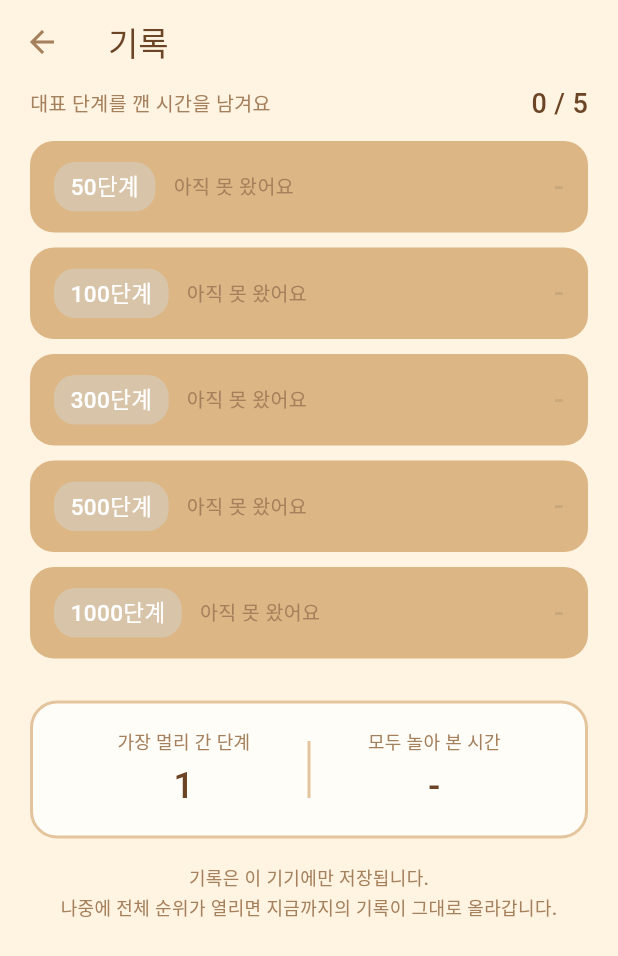
After one commit to respop-collab/gamja_blocks, a Flutter app: the screen it shows after launch, after a tap on "기록", on a phone screen of 412 x 824 dp. The commit adds this screen. Shown: the top 956 px of the screen. Run offline on Flutter 3.47's test engine with Material 3 defaults, Android fonts, the phone set to English and light mode, and no system bars; our stand-ins replace google_mobile_ads, in_app_purchase, shared_preferences; network calls fail; Roboto replaces fonts that are missing (GothicA1, Jua).

Commit message:
기록 측정과 기록 화면 추가

```diff
--- /dev/null
+++ b/lib/game/records.dart
@@ -0,0 +1,34 @@
+/// 기록 체계.
+///
+/// 지금은 기기 안에만 남기고 개인 최고 기록을 보여 준다.
+/// 나중에 Play Games 리더보드를 켜면 여기 쌓인 기록을 그대로 올릴 수 있도록,
+/// 리더보드가 요구하는 형식(밀리초 정수, 작은 값이 상위)에 맞춰 둔다.
+///
+/// 왜 전 단계가 아니라 마일스톤만 재는가:
+/// Play Games 는 게임 하나에 리더보드를 70개까지만 허용한다.
+/// 단계가 무한이므로 전 단계 순위는 애초에 불가능하다.
+/// 그래서 처음부터 대표 단계만 기록해 저장 용량과 순위 설계를 함께 맞춘다.
+library;
+
+/// 순위 대상 단계. 각 구간의 마지막 단계를 대표로 삼는다.
+/// 1~10단계(초등)는 실패가 없는 구간이라 시간 경쟁을 붙이지 않는다.
+const List<int> kMilestoneStages = [50, 100, 300, 500, 1000];
+
+bool isMilestone(int stage) => kMilestoneStages.contains(stage);
+
+/// 밀리초를 1:06.03 꼴로 바꾼다. 리더보드 표기와 같은 형식이다.
+String formatMs(int ms) {
+  if (ms <= 0) return '-';
+  final totalSec = ms ~/ 1000;
+  final h = totalSec ~/ 3600;
+  final m = (totalSec % 3600) ~/ 60;
+  final s = totalSec % 60;
+  final cs = (ms % 1000) ~/ 10;
+  final two = (int v) => v.toString().padLeft(2, '0');
+  if (h > 0) return '$h:${two(m)}:${two(s)}';
+  return '$m:${two(s)}.${two(cs)}';
+}
+
+/// 시간을 보여 줄 구간인지. 초등 구간에는 시계를 띄우지 않는다.
+/// 아이가 하는 구간에 시간 압박을 붙이면 설계 의도가 깨진다.
+bool showTimerForStage(int stage) => stage > 10;
--- a/lib/storage/prefs.dart
+++ b/lib/storage/prefs.dart
@@ -5,6 +5,7 @@ library;
 import 'package:shared_preferences/shared_preferences.dart';
 
 import '../game/cards.dart';
+import '../game/records.dart';
 
 class Prefs {
   static late SharedPreferences _p;
@@ -54,6 +55,27 @@ class Prefs {
   static int get stagesCleared => _p.getInt('stages_cleared') ?? 0;
   static Future<void> incStagesCleared() => _p.setInt('stages_cleared', stagesCleared + 1);
 
+  // 기록 — 마일스톤 단계의 개인 최고 클리어 시간(밀리초)
+  //
+  // 나중에 Play Games 리더보드를 켤 때 이 값을 그대로 올린다.
+  // 그때 가서 기록을 처음부터 모으면 먼저 시작한 이용자가 불리해지므로
+  // 순위표가 없는 지금부터 쌓아 둔다.
+  static int bestTimeMs(int stage) => _p.getInt('best_ms_$stage') ?? 0;
+
+  /// 더 빠른 기록일 때만 갱신한다. 갱신했으면 true.
+  static Future<bool> recordTime(int stage, int ms) async {
+    if (!isMilestone(stage) || ms <= 0) return false;
+    final prev = bestTimeMs(stage);
+    if (prev != 0 && prev <= ms) return false;
+    await _p.setInt('best_ms_$stage', ms);
+    return true;
+  }
+
+  /// 모든 판에 들인 시간의 합. 나중에 누적 시간 순위에 쓴다.
+  static int get totalPlayMs => _p.getInt('total_play_ms') ?? 0;
+  static Future<void> addPlayMs(int ms) =>
+      _p.setInt('total_play_ms', totalPlayMs + (ms > 0 ? ms : 0));
+
   // 전면광고 빈도 제어
   static int get failCount => _p.getInt('fail_count') ?? 0;
   static Future<void> setFailCount(int v) => _p.setInt('fail_count', v);
--- a/lib/ui/home_screen.dart
+++ b/lib/ui/home_screen.dart
@@ -2,8 +2,10 @@ import 'package:flutter/material.dart';
 
 import '../game/cards.dart';
 import '../game/curve.dart';
+import '../game/records.dart';
 import '../storage/prefs.dart';
 import 'album_screen.dart';
+import 'records_screen.dart';
 import 'game_screen.dart';
 import 'parent_gate.dart';
 import 'theme.dart';
@@ -17,6 +19,13 @@ class HomeScreen extends StatefulWidget {
 }
 
 class _HomeScreenState extends State<HomeScreen> {
+  String _recordSubtitle() {
+    final done = kMilestoneStages.where((x) => Prefs.bestTimeMs(x) > 0).toList();
+    if (done.isEmpty) return '50단계부터 기록이 남아요';
+    final last = done.last;
+    return '$last단계 ${formatMs(Prefs.bestTimeMs(last))} · ${done.length}개 기록';
+  }
+
   Future<void> _open(int stage) async {
     await Navigator.of(context).push(
       MaterialPageRoute(builder: (_) => GameScreen(stage: stage)),
@@ -72,10 +81,26 @@ class _HomeScreenState extends State<HomeScreen> {
                   if (mounted) setState(() {});
                 },
               ),
+              const SizedBox(height: 12),
+              _BigCard(
+                title: '기록',
+                subtitle: _recordSubtitle(),
+                icon: Icons.timer_outlined,
+                onTap: () async {
+                  await Navigator.of(context).push(
+                    MaterialPageRoute(builder: (_) => const RecordsScreen()),
+                  );
+                  if (mounted) setState(() {});
+                },
+              ),
 
               const Spacer(flex: 2),
               Text('통과한 단계 ${Prefs.stagesCleared}개',
                   style: const TextStyle(fontSize: 13, color: kInkSoft)),
+              const SizedBox(height: 4),
+              // 어떤 판이 설치돼 있는지 눈으로 확인하기 위한 표시.
+              const Text(kVersionLabel,
+                  style: TextStyle(fontSize: 11, color: Color(0xFFBFA98F))),
               const SizedBox(height: 12),
               const BannerSlot(),
             ],
--- /dev/null
+++ b/lib/ui/records_screen.dart
@@ -0,0 +1,174 @@
+/// 기록 화면. 마일스톤 단계의 개인 최고 클리어 시간을 보여 준다.
+///
+/// 지금은 이 기기의 기록만 나온다. 나중에 Play Games 리더보드를 켜면
+/// 같은 값이 전체 순위로 올라가고, 이 화면에 등수 칸이 하나 더 붙는다.
+library;
+
+import 'package:flutter/material.dart';
+
+import '../game/records.dart';
+import '../storage/prefs.dart';
+import 'theme.dart';
+import 'widgets.dart';
+
+class RecordsScreen extends StatelessWidget {
+  const RecordsScreen({super.key});
+
+  @override
+  Widget build(BuildContext context) {
+    final best = Prefs.bestStage;
+    final done = kMilestoneStages.where((s) => Prefs.bestTimeMs(s) > 0).length;
+
+    return Scaffold(
+      appBar: AppBar(
+        backgroundColor: kCream,
+        surfaceTintColor: Colors.transparent,
+        title: const Text('기록',
+            style: TextStyle(fontFamily: 'Jua', fontSize: 22, color: kInk)),
+        iconTheme: const IconThemeData(color: kInkSoft),
+      ),
+      body: SafeArea(
+        child: Column(
+          children: [
+            Padding(
+              padding: const EdgeInsets.fromLTRB(20, 0, 20, 12),
+              child: Row(
+                children: [
+                  const Expanded(
+                    child: Text('대표 단계를 깬 시간을 남겨요',
+                        style: TextStyle(fontSize: 13, color: kInkSoft)),
+                  ),
+                  Text('$done / ${kMilestoneStages.length}',
+                      style: const TextStyle(
+                          fontFamily: 'Jua', fontSize: 18, color: kInk)),
+                ],
+              ),
+            ),
+            Expanded(
+              child: ListView(
+                padding: const EdgeInsets.fromLTRB(20, 0, 20, 20),
+                children: [
+                  for (final stage in kMilestoneStages)
+                    _RecordTile(
+                      stage: stage,
+                      ms: Prefs.bestTimeMs(stage),
+                      reached: best > stage,
+                    ),
+                  const SizedBox(height: 18),
+                  _SummaryCard(
+                    bestStage: best,
+                    totalMs: Prefs.totalPlayMs,
+                  ),
+                  const SizedBox(height: 16),
+                  const Text(
+                    '기록은 이 기기에만 저장됩니다.\n'
+                    '나중에 전체 순위가 열리면 지금까지의 기록이 그대로 올라갑니다.',
+                    textAlign: TextAlign.center,
+                    style: TextStyle(fontSize: 12, color: kInkSoft, height: 1.6),
+                  ),
+                ],
+              ),
+            ),
+            const BannerSlot(),
+          ],
+        ),
+      ),
+    );
+  }
+}
+
+class _RecordTile extends StatelessWidget {
+  final int stage;
+  final int ms;
+  final bool reached;
+  const _RecordTile({required this.stage, required this.ms, required this.reached});
+
+  @override
+  Widget build(BuildContext context) {
+    final has = ms > 0;
+    return Container(
+      margin: const EdgeInsets.only(bottom: 10),
+      padding: const EdgeInsets.symmetric(horizontal: 16, vertical: 14),
+      decoration: BoxDecoration(
+        color: has ? kCard : kHole,
+        borderRadius: BorderRadius.circular(16),
+        border: has ? Border.all(color: kLine, width: 2) : null,
+      ),
+      child: Row(
+        children: [
+          Container(
+            padding: const EdgeInsets.symmetric(horizontal: 11, vertical: 5),
+            decoration: BoxDecoration(
+              color: has ? kCarrot : const Color(0xFFD8C4A8),
+              borderRadius: BorderRadius.circular(14),
+            ),
+            child: Text('$stage단계',
+                style: const TextStyle(
+                    fontFamily: 'Jua', fontSize: 15, color: Colors.white)),
+          ),
+          const SizedBox(width: 12),
+          Expanded(
+            child: Text(
+              has ? '최고 기록' : (reached ? '아직 기록이 없어요' : '아직 못 왔어요'),
+              style: const TextStyle(fontSize: 13, color: kInkSoft),
+            ),
+          ),
+          Text(
+            has ? formatMs(ms) : '-',
+            style: TextStyle(
+                fontFamily: 'Jua',
+                fontSize: 20,
+                color: has ? kInk : const Color(0xFFC9A87C)),
+          ),
+        ],
+      ),
+    );
+  }
+}
+
+class _SummaryCard extends StatelessWidget {
+  final int bestStage;
+  final int totalMs;
+  const _SummaryCard({required this.bestStage, required this.totalMs});
+
+  @override
+  Widget build(BuildContext context) {
+    return Container(
+      padding: const EdgeInsets.symmetric(horizontal: 18, vertical: 16),
+      decoration: BoxDecoration(
+        color: kCard,
+        borderRadius: BorderRadius.circular(18),
+        border: Border.all(color: kLine, width: 2),
+      ),
+      child: Row(
+        children: [
+          Expanded(
+            child: Column(
+              children: [
+                const Text('가장 멀리 간 단계',
+                    style: TextStyle(fontSize: 12, color: kInkSoft)),
+                const SizedBox(height: 4),
+                Text('$bestStage',
+                    style: const TextStyle(
+                        fontFamily: 'Jua', fontSize: 24, color: kInk)),
+              ],
+            ),
+          ),
+          Container(width: 2, height: 38, color: kLine),
+          Expanded(
+            child: Column(
+              children: [
+                const Text('모두 놀아 본 시간',
+                    style: TextStyle(fontSize: 12, color: kInkSoft)),
+                const SizedBox(height: 4),
+                Text(totalMs > 0 ? formatMs(totalMs) : '-',
+                    style: const TextStyle(
+                        fontFamily: 'Jua', fontSize: 24, color: kInk)),
+              ],
+            ),
+          ),
+        ],
+      ),
+    );
+  }
+}
--- a/lib/ui/theme.dart
+++ b/lib/ui/theme.dart
@@ -131,3 +131,6 @@ class GbButton extends StatelessWidget {
     );
   }
 }
+
+/// 화면에 표시할 판 번호. 고칠 때마다 올린다.
+const String kVersionLabel = '0.5.0';
--- a/pubspec.yaml
+++ b/pubspec.yaml
@@ -1,7 +1,7 @@
 name: gamja_blocks
 description: 감자토끼 블록퍼즐 — 서버 없는 무한 단계 블록 퍼즐
 publish_to: "none"
-version: 0.3.0+1
+version: 0.5.0+3
 
 environment:
   sdk: ">=3.5.0 <4.0.0"
```
Also changed, not shown: lib/game/engine.dart (+26 -0 lines), lib/ui/game_screen.dart (+39 -3 lines), 4 other files.
